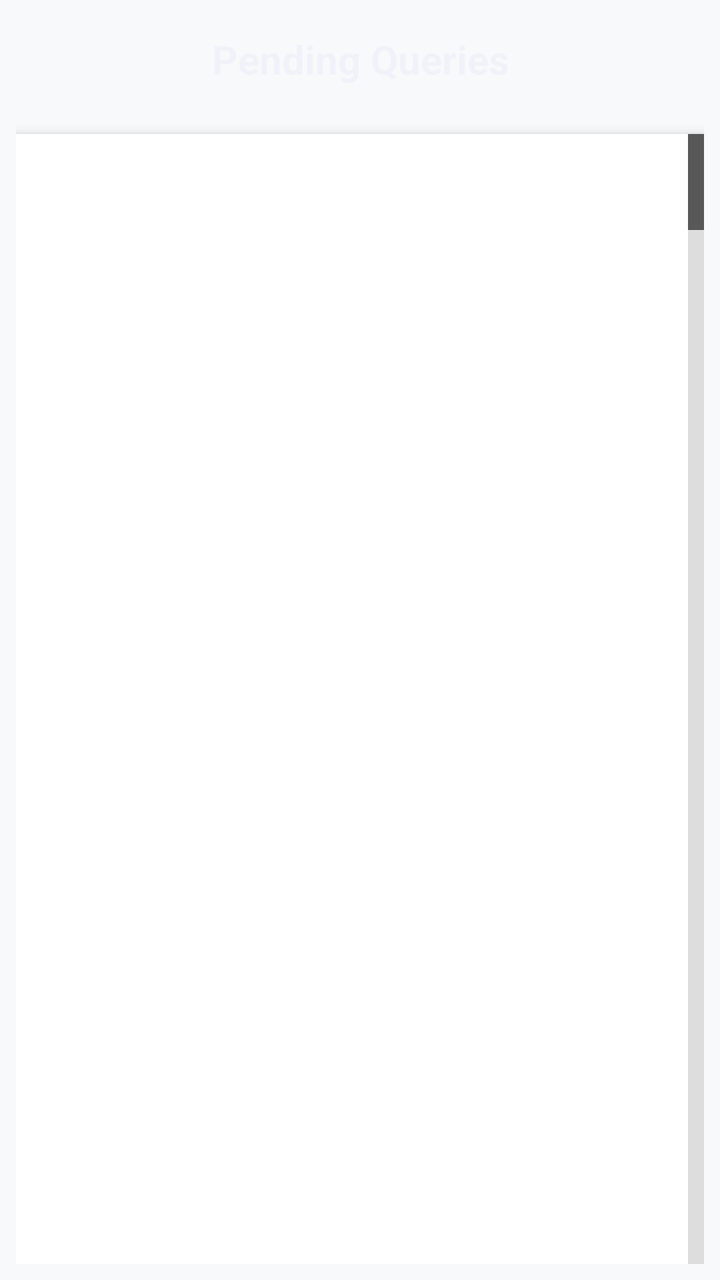
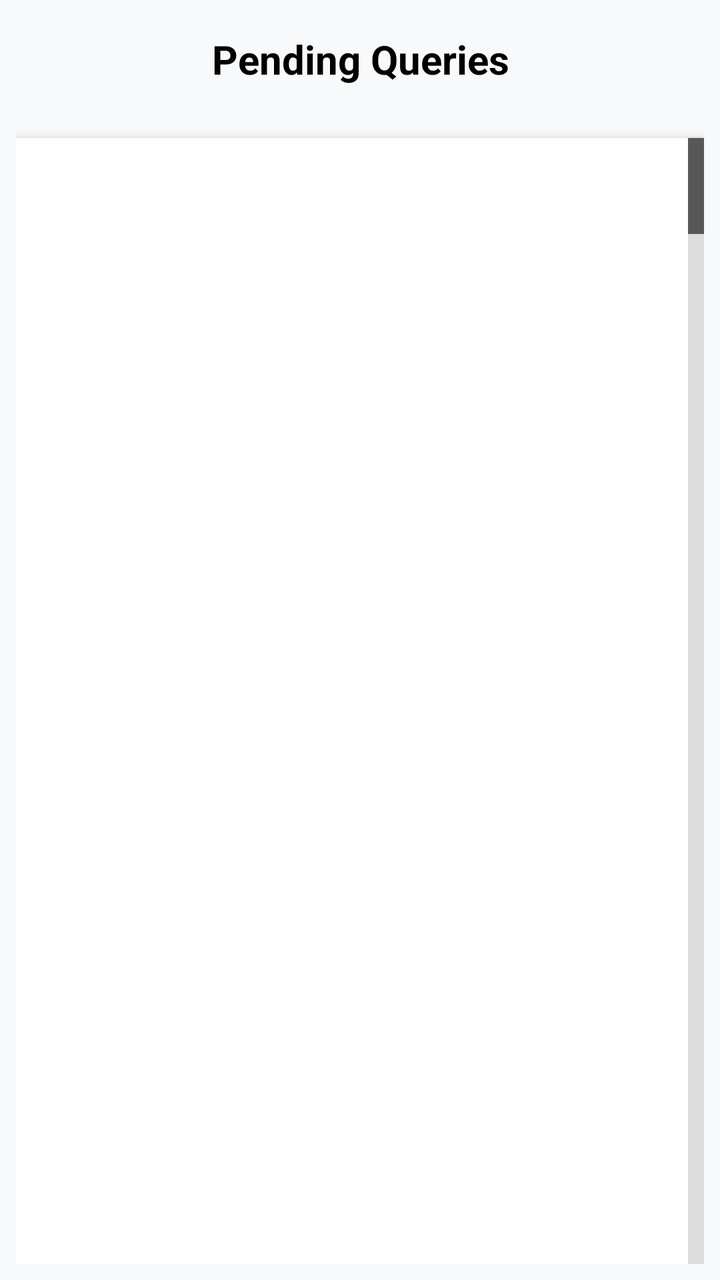

An Android layout rendered at two revisions. The XML below is the earlier revision; the diff shows what the commit changed to produce the second picture.
<!-- AndroidManifest.xml: application theme Theme.AppCompat.Light.DarkActionBar -->
<!-- res/layout/activity_admin_view_queries.xml -->
<?xml version="1.0" encoding="utf-8"?>
<LinearLayout xmlns:android="http://schemas.android.com/apk/res/android"
    android:layout_width="match_parent"
    android:layout_height="match_parent"
    android:orientation="vertical"
    android:background="#f8f9fa"
    android:padding="8dp">

    <TextView
        android:layout_width="match_parent"
        android:layout_height="wrap_content"
        android:text="Pending Queries"
        android:textSize="20sp"
        android:textColor="#070707e1"
        android:textStyle="bold"
        android:gravity="center"
        android:layout_marginBottom="16dp"
        android:padding="8dp"/>

    <ListView
        android:id="@+id/query_list"
        android:layout_width="match_parent"
        android:layout_height="match_parent"
        android:divider="#e0e0e0"
        android:dividerHeight="1dp"
        android:background="@android:color/white"
        android:clipToPadding="false"
        android:padding="8dp"
        android:scrollbarStyle="outsideOverlay"
        android:scrollbars="vertical"
        android:fastScrollEnabled="true"
        android:elevation="4dp"
        android:outlineProvider="bounds"/>
</LinearLayout>
<!-- resources referenced by this layout -->
<resources>

</resources>

<!-- the commit's change to res/layout/activity_admin_view_queries.xml (unified diff, before → after) -->
@@ -11,10 +11,10 @@
         android:layout_height="wrap_content"
         android:text="Pending Queries"
         android:textSize="20sp"
-        android:textColor="#070707e1"
+        android:textColor="@android:color/black"
         android:textStyle="bold"
         android:gravity="center"
-        android:layout_marginBottom="16dp"
+        android:layout_marginBottom="18dp"
         android:padding="8dp"/>
 
     <ListView
